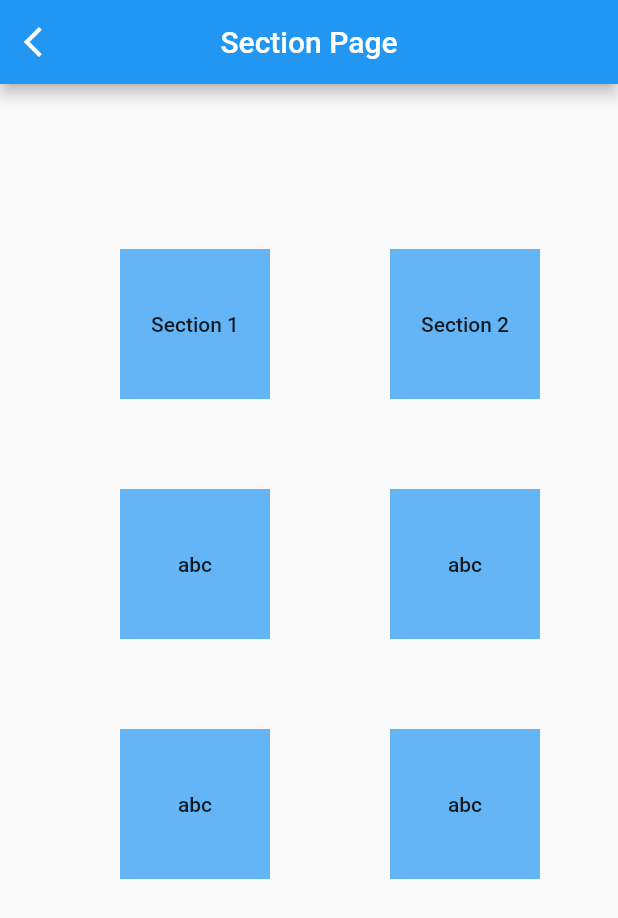
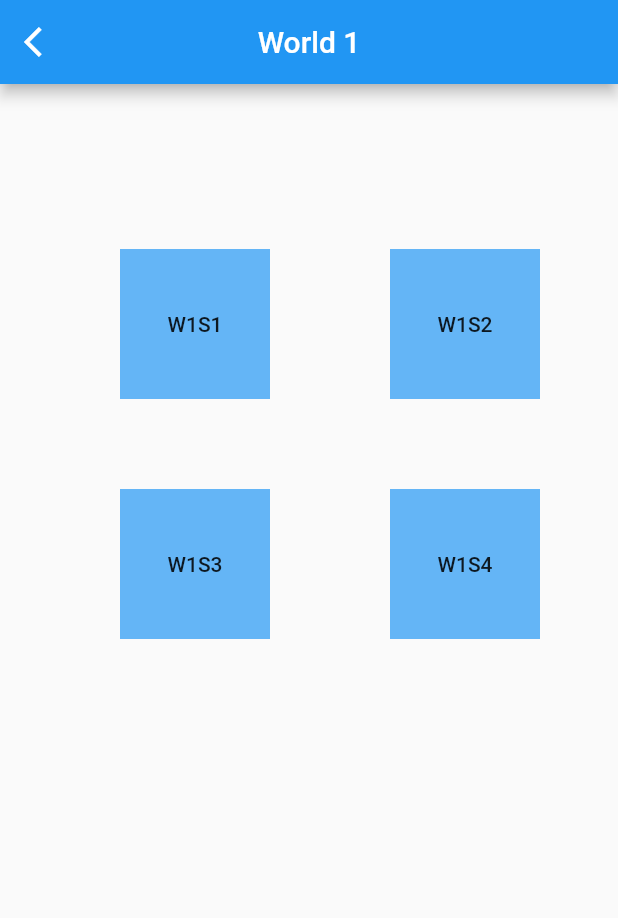
Before and after one commit to guptajay/SSADPro, a Flutter app: the screen it shows after launch, after a tap on "World 1", on a phone screen of 412 x 824 dp. Shown: the top 918 px of the screen. Run offline on Flutter 3.47's test engine with Material 2 defaults, Android fonts, the phone set to English and light mode, and no system bars.

Commit message:
World,Section UI

```diff
--- a/ssad_pro/lib/model/Section.dart
+++ b/ssad_pro/lib/model/Section.dart
@@ -3,6 +3,7 @@ import 'Level.dart';
 class Section {
   int _sectionInt;
   List<Level> _levelList = [];
+  String _sectionName;
 
   int get sectionInt => _sectionInt;
 
@@ -19,4 +20,10 @@ class Section {
   void addLevel(Level level) {
     _levelList.add(level);
   }
+
+  String get sectionName => _sectionName;
+
+  set sectionName(String value) {
+    _sectionName = value;
+  }
 }
--- a/ssad_pro/lib/model/Student.dart
+++ b/ssad_pro/lib/model/Student.dart
@@ -1,16 +1,18 @@
-
-
-class Student{
+class Student {
   String _userName; //For simplicity, _userName = email;
   String _password;
   String _userNickname; //Name displayed in game
-  List<bool> _unlockedWorldBool = [true]; //first world unlocked = true, if the 2nd world is unlocked, [true, true]. 6 worlds in total
-  List<String> _progressOfLevels; //All the levels completed of that section in that world
+  List<bool> _unlockedWorldBool = [
+    true
+  ]; //first world unlocked = true, if the 2nd world is unlocked, [true, true]. 6 worlds in total
+  List<String>
+      _progressOfLevels; //All the levels completed of that section in that world
   List<String> _progressOfSections; //All the sections completed in that world
 
   //---------------------------------------------------------
   //Constructor
-  Student(this._userName, this._password){ //Constructor for object creation
+  Student(this._userName, this._password) {
+    //Constructor for object creation
   }
 
   //---------------------------------------------------------
@@ -33,15 +35,15 @@ class Student{
 
   //---------------------------------------------------------
   //Method
-  List<bool> updateUnlockedWorld(){
+  void updateUnlockedWorld() {
     _unlockedWorldBool.add(true);
   }
 
-  List<String> updateProgressOfSection(String sectionCompleted){
+  List<String> updateProgressOfSection(String sectionCompleted) {
     _progressOfSections.add(sectionCompleted);
   }
 
-  List<String> updateProgressOfLevels(String levelCompleted){
+  List<String> updateProgressOfLevels(String levelCompleted) {
     _progressOfLevels.add(levelCompleted);
   }
 }
--- a/ssad_pro/lib/view/SectionUI.dart
+++ b/ssad_pro/lib/view/SectionUI.dart
@@ -1,17 +1,35 @@
 import 'package:flutter/cupertino.dart';
 import 'package:flutter/material.dart';
+import 'package:ssadpro/model/Section.dart';
+import 'package:flutter/foundation.dart';
+import 'package:ssadpro/view/WorldUI.dart';
 
 class SectionUI extends StatefulWidget {
+  final List<Section> list;
+  int worldInt = 0;
+
+  SectionUI({Key key, @required this.list, @required this.worldInt})
+      : super(key: key);
+
   @override
-  _SectionUIState createState() => _SectionUIState();
+  _SectionUIState createState() =>
+      _SectionUIState(list: list, worldInt: worldInt);
 }
 
 class _SectionUIState extends State<SectionUI> {
+  final List<Section> list;
+  int worldInt = 0;
+
+  _SectionUIState(
+      {Key key,
+      @required this.list,
+      @required this.worldInt}); //: super(key: key);
   @override
   Widget build(BuildContext context) {
     return Scaffold(
       appBar: AppBar(
-        title: Text('Section Page'),
+        title: Text('World $worldInt'),
+        //title: Text(listt[0]),
         centerTitle: true,
         leading: IconButton(
           icon: Icon(Icons.arrow_back_ios),
@@ -26,16 +44,19 @@ class _SectionUIState extends State<SectionUI> {
           SizedBox(height: 50),
           Row(
             children: <Widget>[
-              SectionBox('Section 1'),
-              SectionBox('Section 2')
+              SectionBox(list[0].sectionName),
+              SectionBox(list[1].sectionName),
             ],
           ),
           Row(
-            children: <Widget>[SectionBox('abc'), SectionBox('abc')],
+            children: <Widget>[
+              SectionBox(list[2].sectionName),
+              SectionBox(list[3].sectionName),
+            ],
           ),
-          Row(
-            children: <Widget>[SectionBox('abc'), SectionBox('abc')],
-          ),
+//          Row(
+//            children: <Widget>[SectionBox('abc'), SectionBox('abc')],
+//          ),
         ],
       ),
     );
--- a/ssad_pro/lib/view/WorldUI.dart
+++ b/ssad_pro/lib/view/WorldUI.dart
@@ -1,6 +1,9 @@
 import 'package:flutter/cupertino.dart';
 import 'package:flutter/material.dart';
+import 'package:ssadpro/model/Section.dart';
 import 'SectionUI.dart';
+import 'package:ssadpro/model/World.dart';
+import 'package:ssadpro/model/Student.dart';
 
 class WorldUI extends StatefulWidget {
   @override
@@ -9,9 +12,75 @@ class WorldUI extends StatefulWidget {
 
 class _WorldUIState extends State<WorldUI> {
   @override
-  int _currentIndex = 0;
+  Widget build(BuildContext context) {
+    //---------------------------------------------------------------------------------
+    //Mock Object data
 
-  Widget build(BuildContext context) {
+    Student stu1 = Student('User1', 'pass1');
+    // stu1.updateUnlockedWorld(); //to Unlock next world for this student.
+
+    Section sec1 = new Section();
+    sec1.sectionInt = 1;
+    sec1.sectionName = 'W1S1';
+
+    Section sec2 = new Section();
+    sec2.sectionInt = 2;
+    sec2.sectionName = 'W1S2';
+
+    Section sec3 = new Section();
+    sec3.sectionInt = 3;
+    sec3.sectionName = 'W2S1';
+
+    Section sec4 = new Section();
+    sec4.sectionInt = 4;
+    sec4.sectionName = 'W1S2';
+
+    Section sec5 = new Section();
+    sec5.sectionInt = 5;
+    sec5.sectionName = 'W1S3';
+
+    Section sec6 = new Section();
+    sec6.sectionInt = 6;
+    sec6.sectionName = 'W1S4';
+
+    Section sec7 = new Section();
+    sec7.sectionInt = 7;
+    sec7.sectionName = 'W2S3';
+
+    Section sec8 = new Section();
+    sec8.sectionInt = 8;
+    sec8.sectionName = 'W2S4';
+
+    World world1 = new World();
+    World world2 = new World();
+    World world3 = new World();
+    World world4 = new World();
+    World world5 = new World();
+
+    world1.worldInt = 1;
+    world1.addSection(sec1);
+    world1.addSection(sec2);
+    world1.addSection(sec5);
+    world1.addSection(sec6);
+
+    world2.worldInt = 2;
+    world2.addSection(sec3);
+    world2.addSection(sec4);
+    world2.addSection(sec7);
+    world2.addSection(sec8);
+
+    world3.worldInt = 3;
+    world4.worldInt = 4;
+    world5.worldInt = 5;
+
+    List<World> worldlist = [
+      world1,
+      world2,
+      world3,
+      world4,
+      world5
+    ]; //Each world consists of 4 section . but now only world1,world2 has sections.
+//--------------------------------------------------------------------------------------
     return Scaffold(
       appBar: AppBar(
         title: Text('World Page'),
@@ -29,20 +98,24 @@ class _WorldUIState extends State<WorldUI> {
           SizedBox(height: 50),
           Row(
             children: <Widget>[
-              WorldBox('World 1', context),
-              WorldBox('World 2', context)
+              WorldBox(worldlist[0].worldInt.toString(), context,
+                  stu1.unlockedWorldBool, worldlist, 0),
+              WorldBox(worldlist[1].worldInt.toString(), context,
+                  stu1.unlockedWorldBool, worldlist, 1),
             ],
           ),
           Row(
             children: <Widget>[
-              WorldBox('asd', context),
-              WorldBox('asdsa', context)
+              WorldBox(worldlist[2].worldInt.toString(), context,
+                  stu1.unlockedWorldBool, worldlist, 2),
+              WorldBox(worldlist[3].worldInt.toString(), context,
+                  stu1.unlockedWorldBool, worldlist, 3),
             ],
           ),
           Row(
             children: <Widget>[
-              WorldBox('asf', context),
-              WorldBox('qwoe', context)
+              WorldBox(worldlist[4].worldInt.toString(), context,
+                  stu1.unlockedWorldBool, worldlist, 4),
             ],
           ),
         ],
@@ -51,20 +124,61 @@ class _WorldUIState extends State<WorldUI> {
   }
 }
 
-Container WorldBox(String Boxname, BuildContext cont) {
-  return Container(
+Stack WorldBox(String WorldID, BuildContext cont, List<bool> unlockedList,
+    List<World> wlist, int index) {
+  bool unlocked = false;
+
+  if (index < unlockedList.length) {
+    unlocked = true;
+  }
+
+  if (unlocked) {
+    return Stack(
+      children: <Widget>[
+        Container(
           margin: EdgeInsets.only(left: 80, top: 60),
           width: 100,
           height: 100,
           color: Colors.blue[300],
           child: FlatButton(
-      child: Text('$Boxname'),
+            child: Text('World $WorldID'),
             onPressed: () {
               Navigator.push(
                 cont,
-          MaterialPageRoute(builder: (cont) => SectionUI()),
+                MaterialPageRoute(
+                  builder: (cont) => SectionUI(
+                    list: wlist[index].sectionList,
+                    worldInt: wlist[index].worldInt,
+                  ),
+                ),
               );
             },
           ),
+        ),
+      ],
+    );
+  } else {
+    return Stack(
+      children: <Widget>[
+        Container(
+          margin: EdgeInsets.only(left: 80, top: 60),
+          padding: EdgeInsets.all(10),
+          width: 100,
+          height: 100,
+          color: Colors.blue[300],
+          child: FlatButton(
+            child: Text('World $WorldID'),
+            onPressed: () {},
+          ),
+        ),
+        Container(
+          margin: EdgeInsets.only(left: 80, top: 60),
+          width: 100,
+          height: 100,
+          color: Colors.white.withOpacity(0.5),
+          child: Icon(Icons.lock),
+        ),
+      ],
     );
   }
+}
```
Lines whose indentation alone changed are shown as unchanged.
